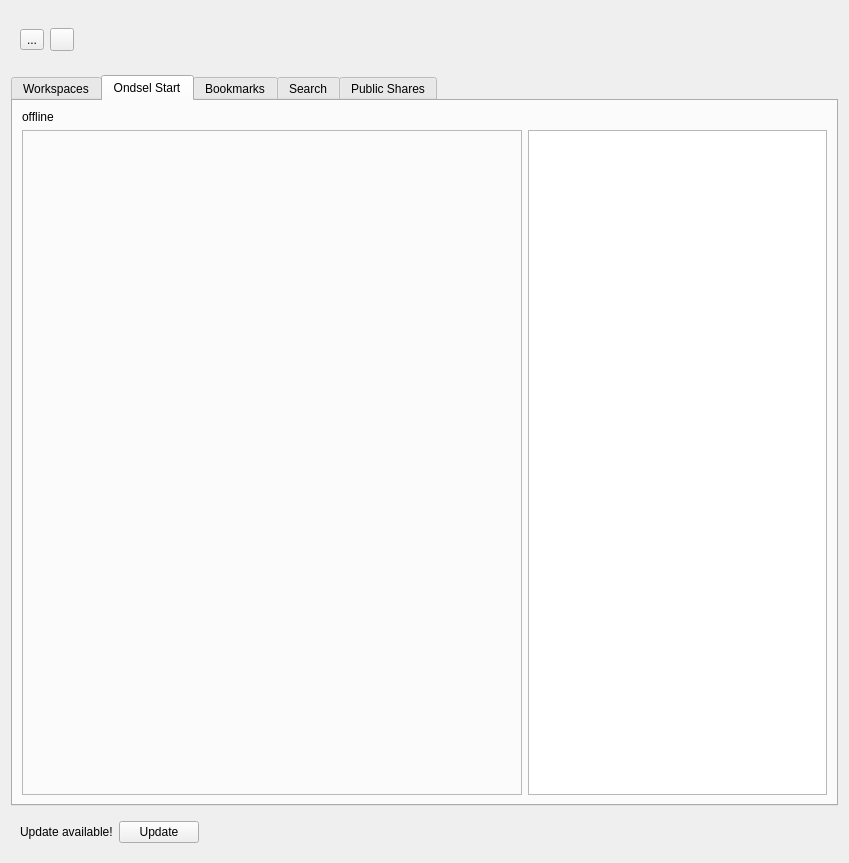
Before: the Qt Designer form WorkspaceView.ui in Ondsel-Development/Ondsel-Lens-Addon, drawn with Qt 5.
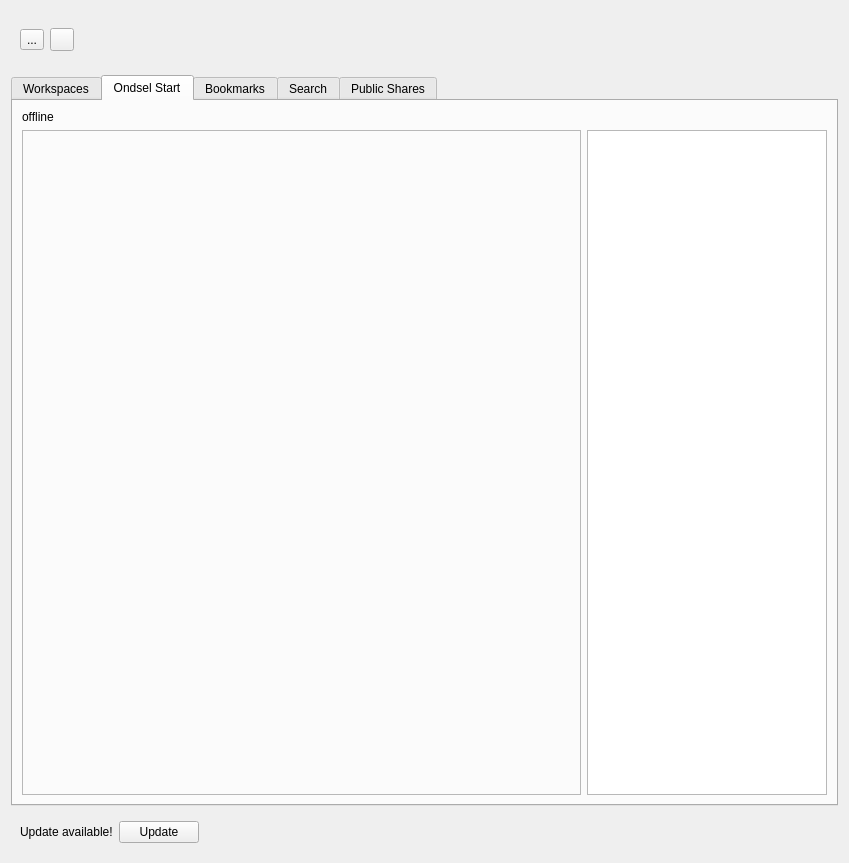
After: the same form once the commit is applied. Icons and pictures are not drawn.

Commit message: Tweaked sizing of Ondsel Start

```diff
--- a/WorkspaceView.ui
+++ b/WorkspaceView.ui
@@ -411,9 +411,15 @@
         <layout class="QHBoxLayout" name="horizontalLayout_3">
          <item>
           <widget class="QFrame" name="ondselPromotionsFrame">
+           <property name="sizePolicy">
+            <sizepolicy hsizetype="Minimum" vsizetype="Expanding">
+             <horstretch>3</horstretch>
+             <verstretch>0</verstretch>
+            </sizepolicy>
+           </property>
            <property name="minimumSize">
             <size>
-             <width>500</width>
+             <width>480</width>
              <height>0</height>
             </size>
            </property>
@@ -427,7 +433,20 @@
           </widget>
          </item>
          <item>
-          <widget class="QTextBrowser" name="ondselHomePageTextBrowser"/>
+          <widget class="QTextBrowser" name="ondselHomePageTextBrowser">
+           <property name="sizePolicy">
+            <sizepolicy hsizetype="Minimum" vsizetype="Expanding">
+             <horstretch>1</horstretch>
+             <verstretch>0</verstretch>
+            </sizepolicy>
+           </property>
+           <property name="minimumSize">
+            <size>
+             <width>240</width>
+             <height>0</height>
+            </size>
+           </property>
+          </widget>
          </item>
         </layout>
        </item>
```
